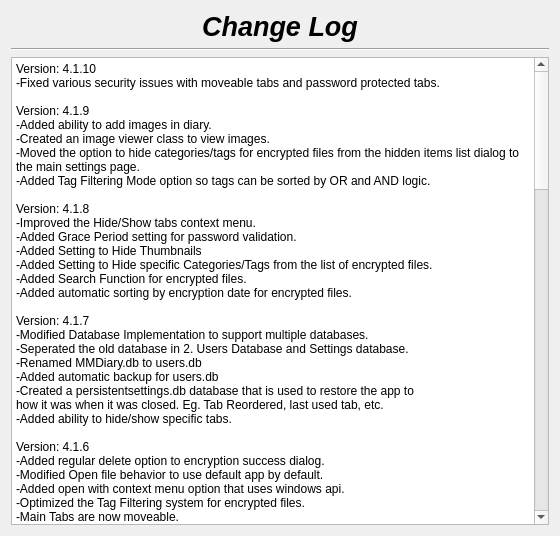
Old version of the form changelog.ui in the repository therealMaPMaKeR/MMDiary.
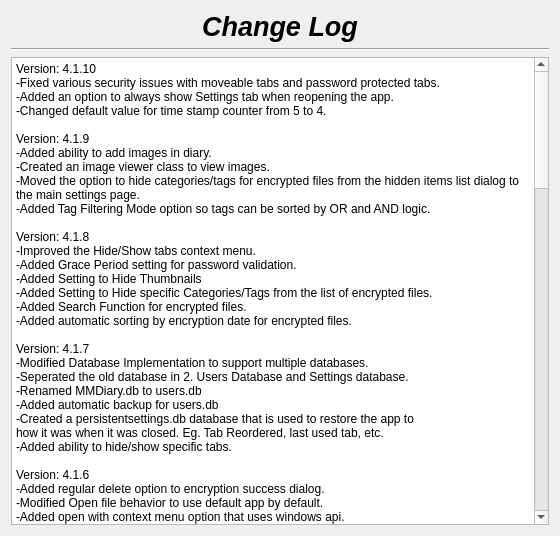
New version of the form.

Commit message: added setting to always open on settings tab

```diff
--- a/changelog.ui
+++ b/changelog.ui
@@ -56,7 +56,8 @@
 li.checked::marker { content: &quot;\2612&quot;; }
 &lt;/style&gt;&lt;/head&gt;&lt;body style=&quot; font-family:'Segoe UI'; font-size:9pt; font-weight:400; font-style:normal;&quot;&gt;
 &lt;p style=&quot; margin-top:0px; margin-bottom:0px; margin-left:0px; margin-right:0px; -qt-block-indent:0; text-indent:0px;&quot;&gt;Version: 4.1.10&lt;br /&gt;-Fixed various security issues with moveable tabs and password protected tabs.&lt;/p&gt;
-&lt;p style=&quot;-qt-paragraph-type:empty; margin-top:0px; margin-bottom:0px; margin-left:0px; margin-right:0px; -qt-block-indent:0; text-indent:0px;&quot;&gt;&lt;br /&gt;&lt;/p&gt;
+&lt;p style=&quot; margin-top:0px; margin-bottom:0px; margin-left:0px; margin-right:0px; -qt-block-indent:0; text-indent:0px;&quot;&gt;-Added an option to always show Settings tab when reopening the app.&lt;/p&gt;
+&lt;p style=&quot; margin-top:0px; margin-bottom:0px; margin-left:0px; margin-right:0px; -qt-block-indent:0; text-indent:0px;&quot;&gt;-Changed default value for time stamp counter from 5 to 4.&lt;br /&gt;&lt;/p&gt;
 &lt;p style=&quot; margin-top:0px; margin-bottom:0px; margin-left:0px; margin-right:0px; -qt-block-indent:0; text-indent:0px;&quot;&gt;Version: 4.1.9&lt;/p&gt;
 &lt;p style=&quot; margin-top:0px; margin-bottom:0px; margin-left:0px; margin-right:0px; -qt-block-indent:0; text-indent:0px;&quot;&gt;-Added ability to add images in diary.&lt;/p&gt;
 &lt;p style=&quot; margin-top:0px; margin-bottom:0px; margin-left:0px; margin-right:0px; -qt-block-indent:0; text-indent:0px;&quot;&gt;-Created an image viewer class to view images.&lt;/p&gt;
```
The commit also changes 9 other files.
